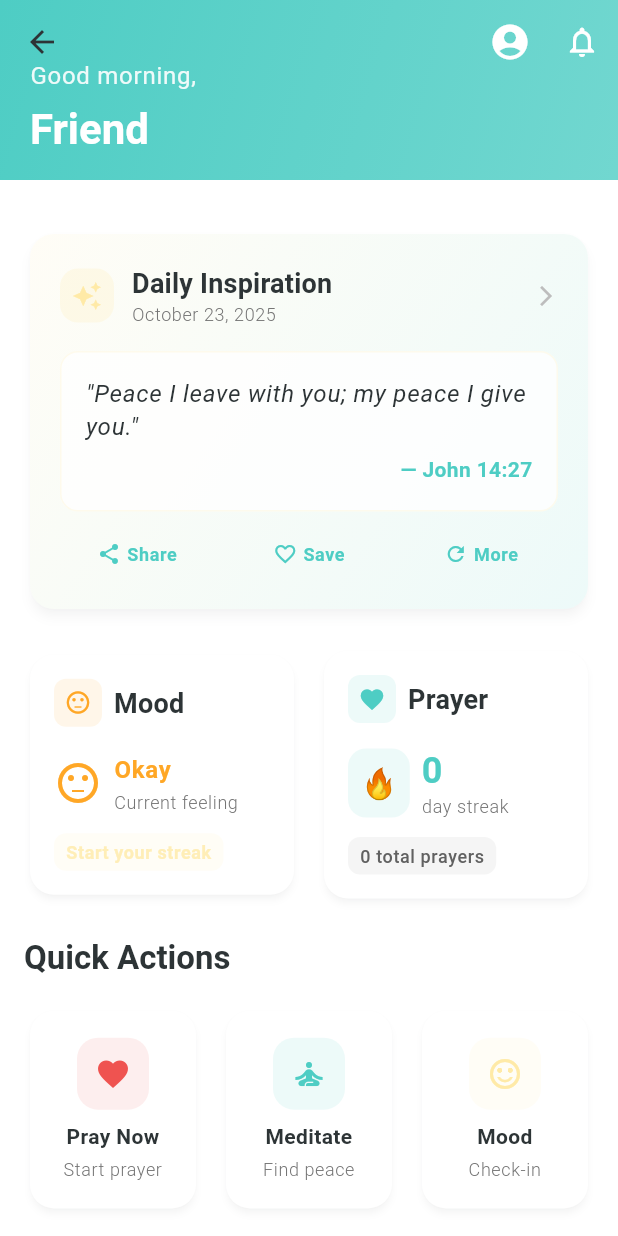
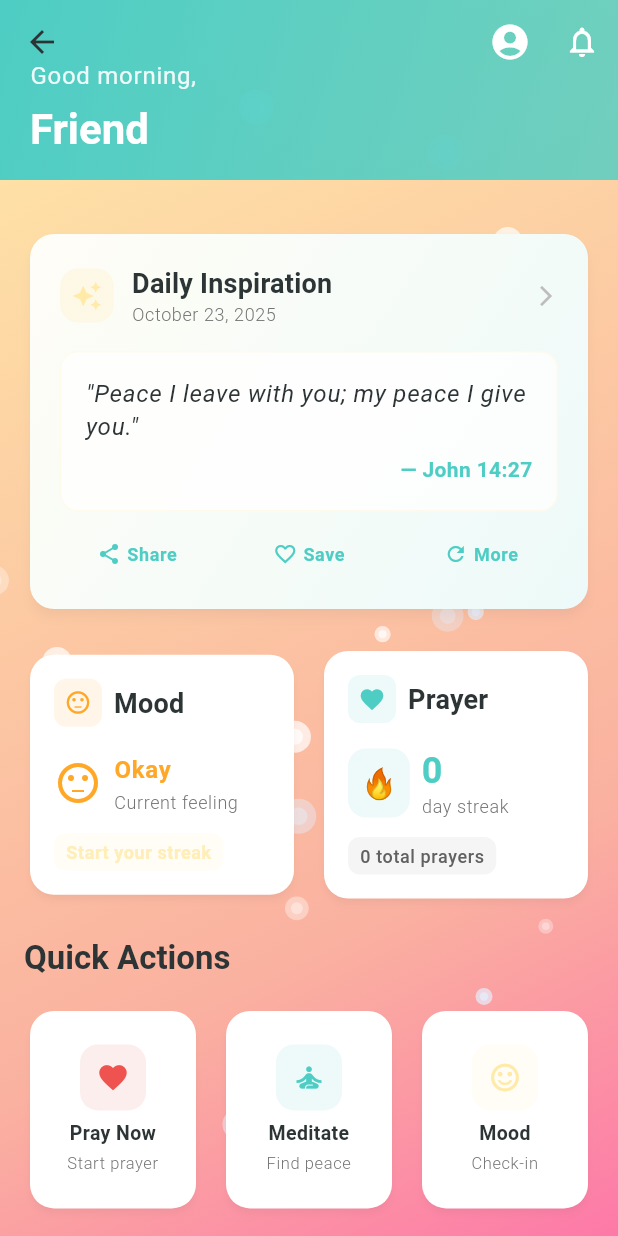
Before and after one commit to ronospace/HealPray, a Flutter app: the DashboardScreen screen opened directly, on a phone screen of 412 x 824 dp. Run offline on Flutter 3.47's test engine with Material 3 defaults, Android fonts, the light colour scheme and no system bars; our stand-ins replace cloud_firestore, connectivity_plus, device_info_plus, equatable, firebase_analytics, firebase_auth and 20 more; accounts and stored records are empty; generated files the repository leaves out were written again; Roboto replaces fonts that are missing (NunitoSans, Poppins).

Commit message:
feat(dashboard): Add Flow AI animations and fix layout overflow
- Added FloatingParticles background to dashboard screen
- Implemented staggered fade-in animations for all dashboard cards
- Fixed 13-pixel overflow in quick actions grid
- Reduced padding and icon sizes in quick action cards
- Added text overflow handling with ellipsis
- Wrapped dashboard in AnimatedGradientBackground
- Consistent premium spiritual aesthetic across entire app

```diff
--- a/healpray_mobile/lib/features/dashboard/screens/dashboard_screen.dart
+++ b/healpray_mobile/lib/features/dashboard/screens/dashboard_screen.dart
@@ -3,6 +3,8 @@ import 'package:flutter_riverpod/flutter_riverpod.dart';
 import 'package:go_router/go_router.dart';
 
 import '../../../core/theme/app_theme.dart';
+import '../../../core/widgets/floating_particles.dart';
+import '../../../core/widgets/animated_gradient_background.dart';
 import '../../../shared/providers/auth_provider.dart';
 import '../widgets/mood_tracking_card.dart';
 import '../widgets/prayer_streak_card.dart';
@@ -11,16 +13,89 @@ import '../widgets/quick_actions_grid.dart';
 import '../widgets/crisis_support_banner.dart';
 
 /// Main dashboard screen - the heart of the HealPray app
-class DashboardScreen extends ConsumerWidget {
+class DashboardScreen extends ConsumerStatefulWidget {
   const DashboardScreen({super.key});
 
   @override
-  Widget build(BuildContext context, WidgetRef ref) {
+  ConsumerState<DashboardScreen> createState() => _DashboardScreenState();
+}
+
+class _DashboardScreenState extends ConsumerState<DashboardScreen>
+    with SingleTickerProviderStateMixin {
+  late AnimationController _animationController;
+  late List<Animation<double>> _cardAnimations;
+
+  @override
+  void initState() {
+    super.initState();
+    _animationController = AnimationController(
+      duration: const Duration(milliseconds: 1200),
+      vsync: this,
+    );
+
+    // Create staggered animations for cards
+    _cardAnimations = List.generate(
+      5,
+      (index) => Tween<double>(begin: 0.0, end: 1.0).animate(
+        CurvedAnimation(
+          parent: _animationController,
+          curve: Interval(
+            index * 0.1,
+            0.4 + (index * 0.1),
+            curve: Curves.easeOutCubic,
+          ),
+        ),
+      ),
+    );
+
+    _animationController.forward();
+  }
+
+  @override
+  void dispose() {
+    _animationController.dispose();
+    super.dispose();
+  }
+
+  Widget _buildAnimatedCard({
+    required Animation<double> animation,
+    required Widget child,
+  }) {
+    return AnimatedBuilder(
+      animation: animation,
+      builder: (context, child) {
+        return Transform.translate(
+          offset: Offset(0, 20 * (1 - animation.value)),
+          child: Opacity(
+            opacity: animation.value,
+            child: child,
+          ),
+        );
+      },
+      child: child,
+    );
+  }
+
+  @override
+  Widget build(BuildContext context) {
     final authState = ref.watch(authProvider);
     final user = authState.user;
 
     return Scaffold(
-      body: CustomScrollView(
+      body: AnimatedGradientBackground(
+        child: Stack(
+          children: [
+            // Floating particles background
+            const Positioned.fill(
+              child: FloatingParticles(
+                particleCount: 20,
+                minSize: 4,
+                maxSize: 12,
+              ),
+            ),
+
+            // Main content
+            CustomScrollView(
         slivers: [
           // App bar with gradient background
           _buildSliverAppBar(context, user?.displayName ?? 'Friend'),
@@ -30,16 +105,24 @@ class DashboardScreen extends ConsumerWidget {
             padding: const EdgeInsets.all(16.0),
             sliver: SliverList(
               delegate: SliverChildListDelegate([
-                // Crisis support banner (if needed)
-                const CrisisSupportBanner(),
+                // Crisis support banner (if needed) with animation
+                _buildAnimatedCard(
+                  animation: _cardAnimations[0],
+                  child: const CrisisSupportBanner(),
+                ),
                 const SizedBox(height: 16),
 
-                // Daily inspiration
-                const DailyInspirationCard(),
+                // Daily inspiration with animation
+                _buildAnimatedCard(
+                  animation: _cardAnimations[1],
+                  child: const DailyInspirationCard(),
+                ),
                 const SizedBox(height: 20),
 
-                // Mood and prayer streak row
-                Row(
+                // Mood and prayer streak row with animation
+                _buildAnimatedCard(
+                  animation: _cardAnimations[2],
+                  child: Row(
                     children: [
                       Expanded(
                         child: MoodTrackingCard(
@@ -56,19 +139,29 @@ class DashboardScreen extends ConsumerWidget {
                       ),
                     ],
                   ),
+                ),
                 const SizedBox(height: 20),
 
-                // Quick actions
-                const QuickActionsGrid(),
+                // Quick actions with animation
+                _buildAnimatedCard(
+                  animation: _cardAnimations[3],
+                  child: const QuickActionsGrid(),
+                ),
                 const SizedBox(height: 20),
 
-                // Recent activity section
-                _buildRecentActivity(context),
+                // Recent activity section with animation
+                _buildAnimatedCard(
+                  animation: _cardAnimations[4],
+                  child: _buildRecentActivity(context),
+                ),
                 const SizedBox(height: 100), // Bottom padding for navigation
               ]),
             ),
           ),
         ],
+            ),
+          ],
+        ),
       ),
     );
   }
--- a/healpray_mobile/lib/features/dashboard/widgets/quick_actions_grid.dart
+++ b/healpray_mobile/lib/features/dashboard/widgets/quick_actions_grid.dart
@@ -98,38 +98,45 @@ class QuickActionsGrid extends StatelessWidget {
         onTap: onTap,
         borderRadius: BorderRadius.circular(16),
         child: Padding(
-          padding: const EdgeInsets.all(12),
+          padding: const EdgeInsets.all(8),
           child: Column(
             mainAxisAlignment: MainAxisAlignment.center,
+            mainAxisSize: MainAxisSize.min,
             children: [
               Container(
-                width: 48,
-                height: 48,
+                width: 44,
+                height: 44,
                 decoration: BoxDecoration(
                   color: iconColor.withValues(alpha: 0.1),
-                  borderRadius: BorderRadius.circular(14),
+                  borderRadius: BorderRadius.circular(12),
                 ),
                 child: Icon(
                   icon,
                   color: iconColor,
-                  size: 24,
+                  size: 22,
                 ),
               ),
-              const SizedBox(height: 8),
+              const SizedBox(height: 6),
               Text(
                 label,
                 style: Theme.of(context).textTheme.bodyMedium?.copyWith(
                       fontWeight: FontWeight.w600,
+                      fontSize: 13,
                     ),
                 textAlign: TextAlign.center,
+                maxLines: 1,
+                overflow: TextOverflow.ellipsis,
               ),
               const SizedBox(height: 2),
               Text(
                 subtitle,
                 style: Theme.of(context).textTheme.bodySmall?.copyWith(
                       color: Colors.grey[600],
+                      fontSize: 11,
                     ),
                 textAlign: TextAlign.center,
+                maxLines: 1,
+                overflow: TextOverflow.ellipsis,
               ),
             ],
           ),
```
Lines whose indentation alone changed are shown as unchanged.
